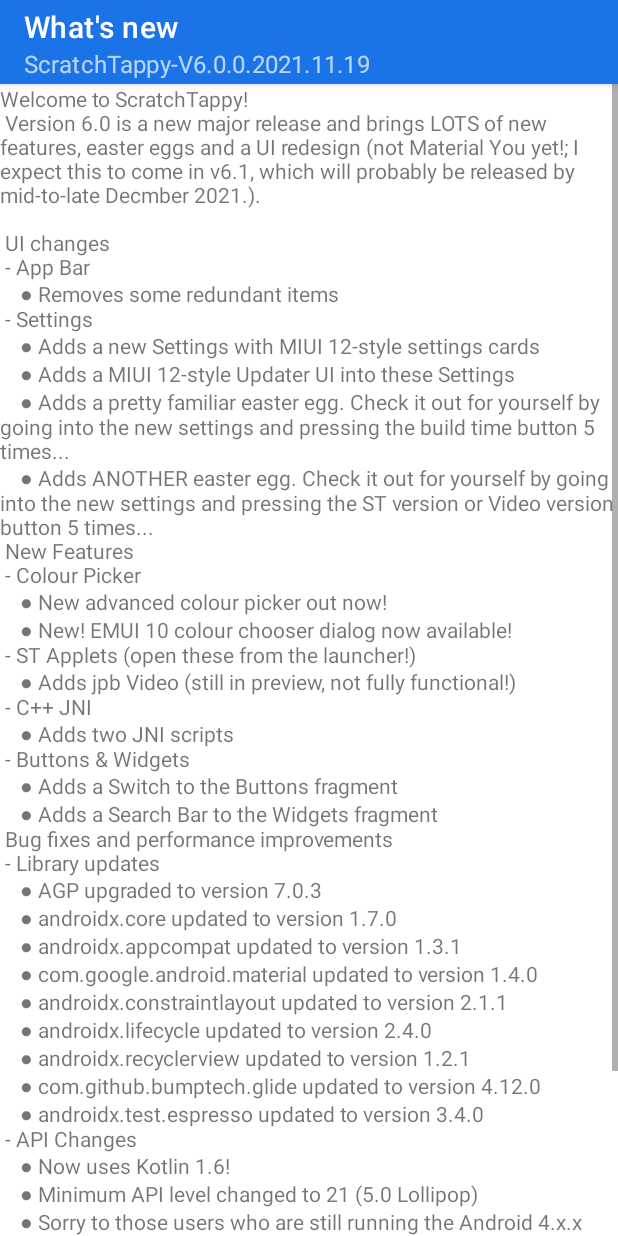
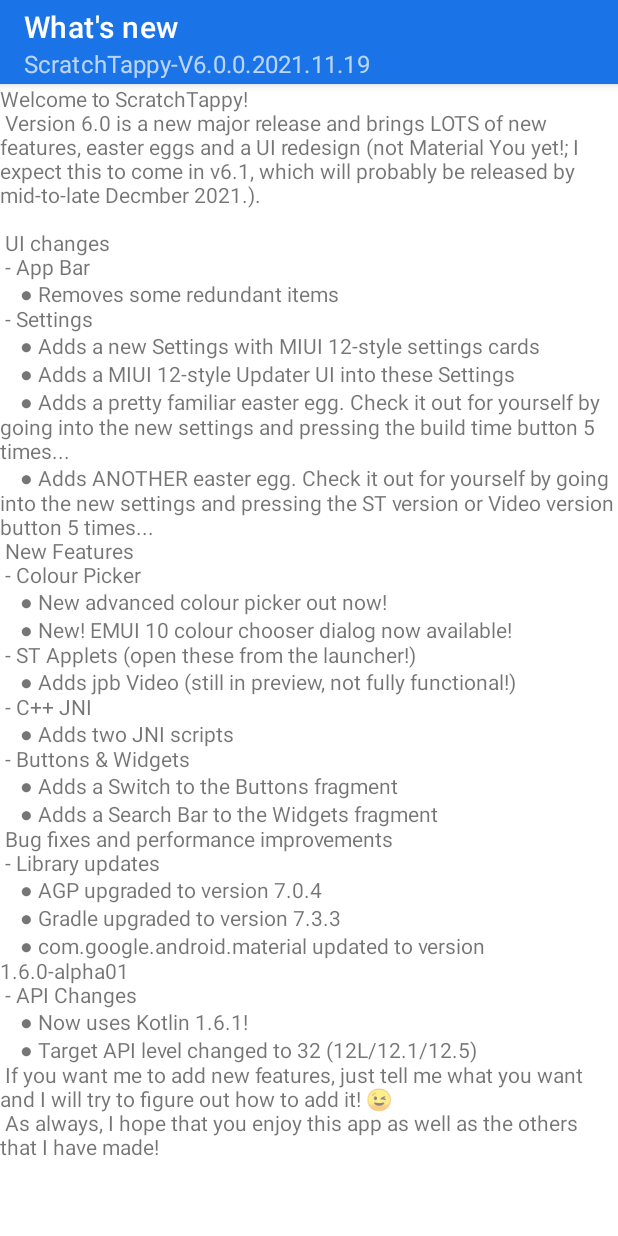
Before and after one commit to jpbandroid/ScratchTappy, an Android app: the whatsnew screen opened directly, with no data from a screen before it, on a phone screen of 412 x 824 dp. Run offline under Robolectric (Android 15) with nearby library versions, the phone set to English and light mode, and no system bars; Roboto replaces fonts that are not available here.

```diff
--- a/app/src/main/res/values/strings.xml
+++ b/app/src/main/res/values/strings.xml
@@ -150,19 +150,12 @@
         "   ● Adds a Search Bar to the Widgets fragment\n"
         "Bug fixes and performance improvements\n"
         "- Library updates\n"
-        "   ● AGP upgraded to version 7.0.3\n"
-        "   ● androidx.core updated to version 1.7.0\n"
-        "   ● androidx.appcompat updated to version 1.3.1\n"
-        "   ● com.google.android.material updated to version 1.4.0\n"
-        "   ● androidx.constraintlayout updated to version 2.1.1\n"
-        "   ● androidx.lifecycle updated to version 2.4.0\n"
-        "   ● androidx.recyclerview updated to version 1.2.1\n"
-        "   ● com.github.bumptech.glide updated to version 4.12.0\n"
-        "   ● androidx.test.espresso updated to version 3.4.0\n"
+        "   ● AGP upgraded to version 7.0.4\n"
+        "   ● Gradle upgraded to version 7.3.3\n"
+        "   ● com.google.android.material updated to version 1.6.0-alpha01\n"
         "- API Changes\n"
-        "   ● Now uses Kotlin 1.6!\n"
-        "   ● Minimum API level changed to 21 (5.0 Lollipop)\n"
-        "   ● Sorry to those users who are still running the Android 4.x.x family of Android versions. They are unsupported as of this release. Also, these Android versions are 8-10 years old!! Can you imagine how hard it is to support these ancient Android versions??\n"
+        "   ● Now uses Kotlin 1.6.1!\n"
+        "   ● Target API level changed to 32 (12L/12.1/12.5)\n"
         "If you want me to add new features, just tell me what you want and I will try to figure out how to add it! 😉\n"
         "As always, I hope that you enjoy this app as well as the others that I have made!"
     </string>
```
Also changed, not shown: 2 other files.
